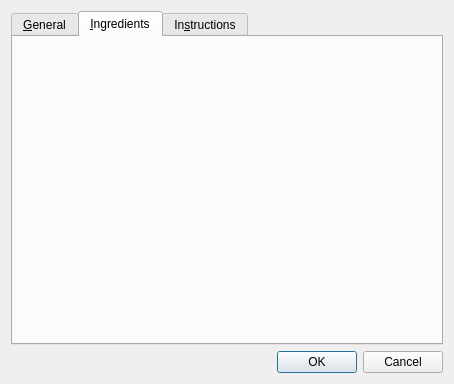
This is anymeal/edit_dialog.ui in wedesoft/anymeal as Qt 5 draws it before an edit. The edited form follows.
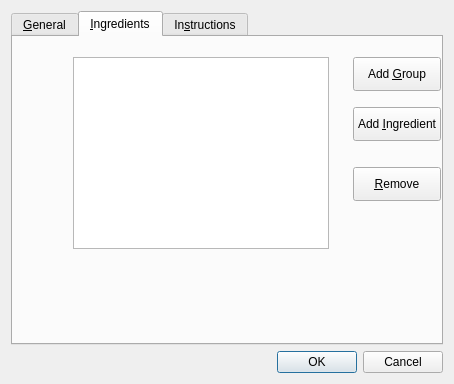
This is the edited form. The open tabs and pages were chosen to show the change.

Patch:
```diff
--- a/anymeal/edit_dialog.ui
+++ b/anymeal/edit_dialog.ui
@@ -108,6 +108,55 @@
       <attribute name="title">
        <string>&amp;Ingredients</string>
       </attribute>
+      <widget class="QTreeView" name="ingredients_view">
+       <property name="geometry">
+        <rect>
+         <x>60</x>
+         <y>20</y>
+         <width>256</width>
+         <height>192</height>
+        </rect>
+       </property>
+      </widget>
+      <widget class="QPushButton" name="ingredient_group_button">
+       <property name="geometry">
+        <rect>
+         <x>340</x>
+         <y>20</y>
+         <width>88</width>
+         <height>34</height>
+        </rect>
+       </property>
+       <property name="text">
+        <string>Add &amp;Group</string>
+       </property>
+      </widget>
+      <widget class="QPushButton" name="ingredient_button">
+       <property name="geometry">
+        <rect>
+         <x>340</x>
+         <y>70</y>
+         <width>88</width>
+         <height>34</height>
+        </rect>
+       </property>
+       <property name="text">
+        <string>Add &amp;Ingredient</string>
+       </property>
+      </widget>
+      <widget class="QPushButton" name="remove_button">
+       <property name="geometry">
+        <rect>
+         <x>340</x>
+         <y>130</y>
+         <width>88</width>
+         <height>34</height>
+        </rect>
+       </property>
+       <property name="text">
+        <string>&amp;Remove</string>
+       </property>
+      </widget>
      </widget>
      <widget class="QWidget" name="instructions_tab">
       <attribute name="title">
```
Left out of the diff: 2 changed lines with no effect on the pictures.
